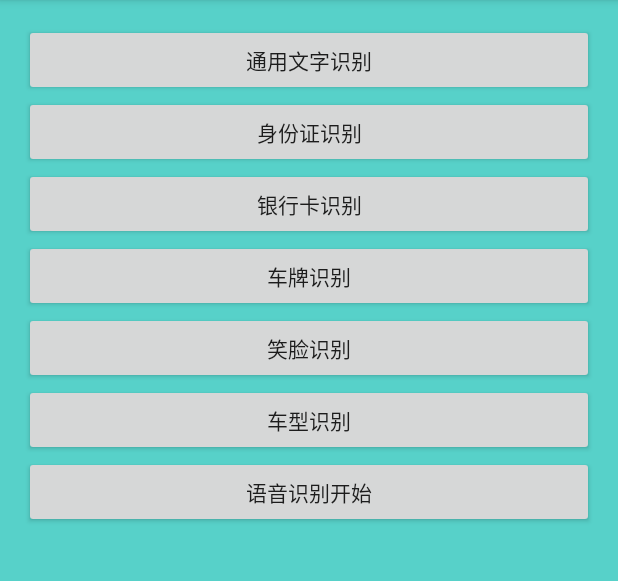
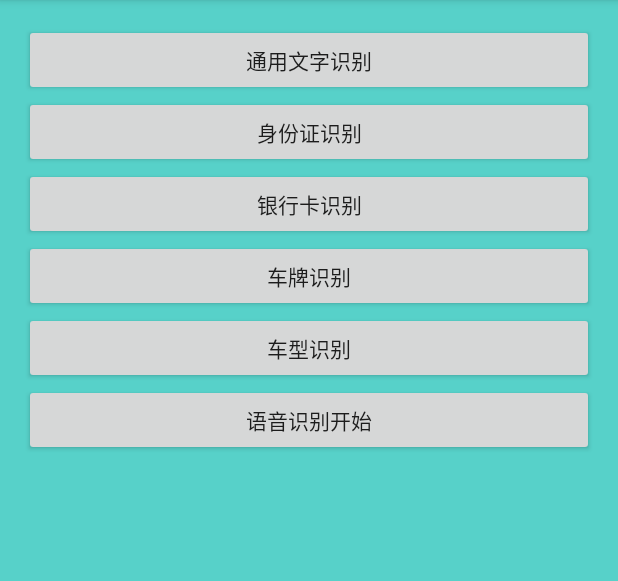
Before and after one commit to LanSenJia/TextRecognitionSpeechSynthesis, an Android app: the screen it shows after launch (MainActivity), on a phone screen of 412 x 824 dp, the part 84-665 px from its top. Run offline under Robolectric (Android 15) with nearby library versions, the phone set to English and light mode, and no system bars.

Commit message:
语音合成

```diff
--- a/app/src/main/java/com/gdsgj/textrecognitionspeechsynthesis/Const.java
+++ b/app/src/main/java/com/gdsgj/textrecognitionspeechsynthesis/Const.java
@@ -7,17 +7,16 @@ public class Const {
     public static final String MY_BASE_DIR = "MXTts"; //恢复成原来的文件夹名
     public static final String OFFLINE_VOICE_DIR = "offline";
     public static final String OUTPUT_DIR = "output";
-    public static String TOKEN ="";
+    public static String TOKEN = "";
 
 
     /**
      * 发布时请替换成自己申请的appId appKey 和 secretKey。注意如果需要离线合成功能,请在您申请的应用中填写包名。
-     * 本demo的包名是com.baidu.tts.sample，定义在build.gradle中。
      */
     protected static String appId = "17721709";
 
     protected static String appKey = "4gjVTa9Q6Mjkzya9hEc6OYEQ";
 
-    protected static String secretKey = "8o5VRVhosQOoRpTL5GKTCdhmxDWijIL7 ";
+    protected static String secretKey = "8o5VRVhosQOoRpTL5GKTCdhmxDWijIL7";
 
 }
--- a/app/src/main/res/layout/activity_main.xml
+++ b/app/src/main/res/layout/activity_main.xml
@@ -199,6 +199,7 @@
                 android:layout_width="match_parent"
                 android:layout_height="wrap_content"
                 android:text="笑脸识别"
+                android:visibility="gone"
                 tools:ignore="HardcodedText" />
 
             <Button
@@ -241,7 +242,7 @@
                     android:layout_below="@id/car_model_iv"
                     android:background="@color/colorAccent"
                     android:gravity="center"
-                    android:text="结果扫描中"
+                    android:text="图片识别中,请耐心等候"
                     android:textColor="@color/colorWhite"
                     android:textSize="20sp"
                     android:textStyle="bold"
```
Also changed, not shown: app/src/main/java/com/gdsgj/textrecognitionspeechsynthesis/MainActivity.java (+15 -11 lines).
